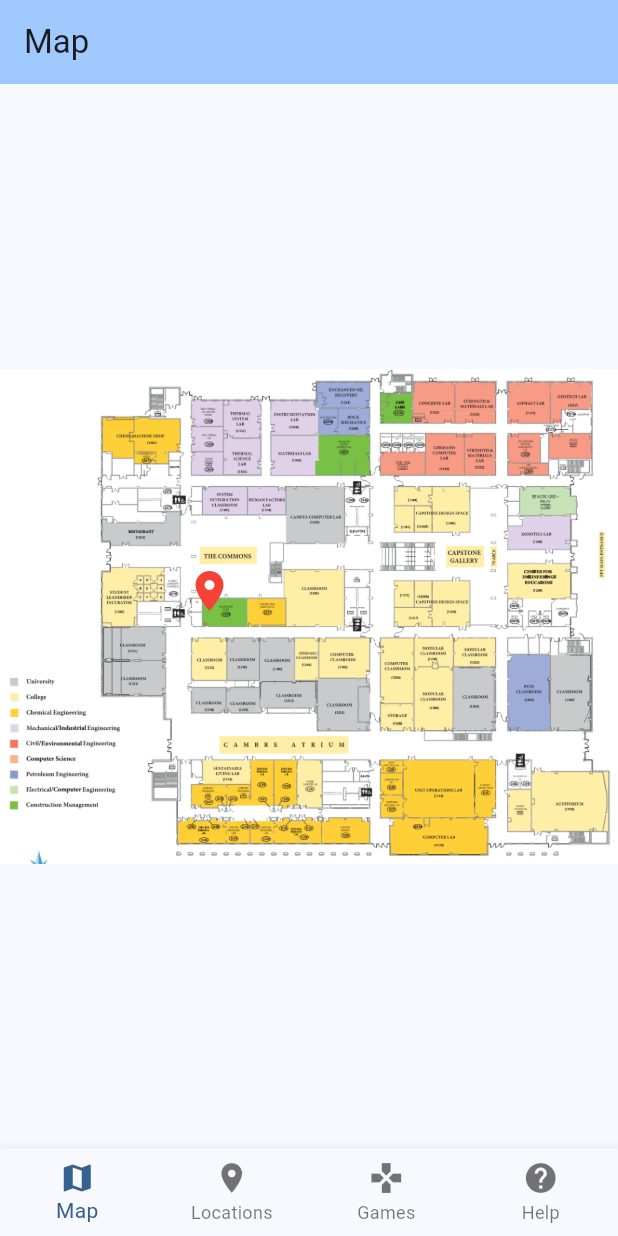
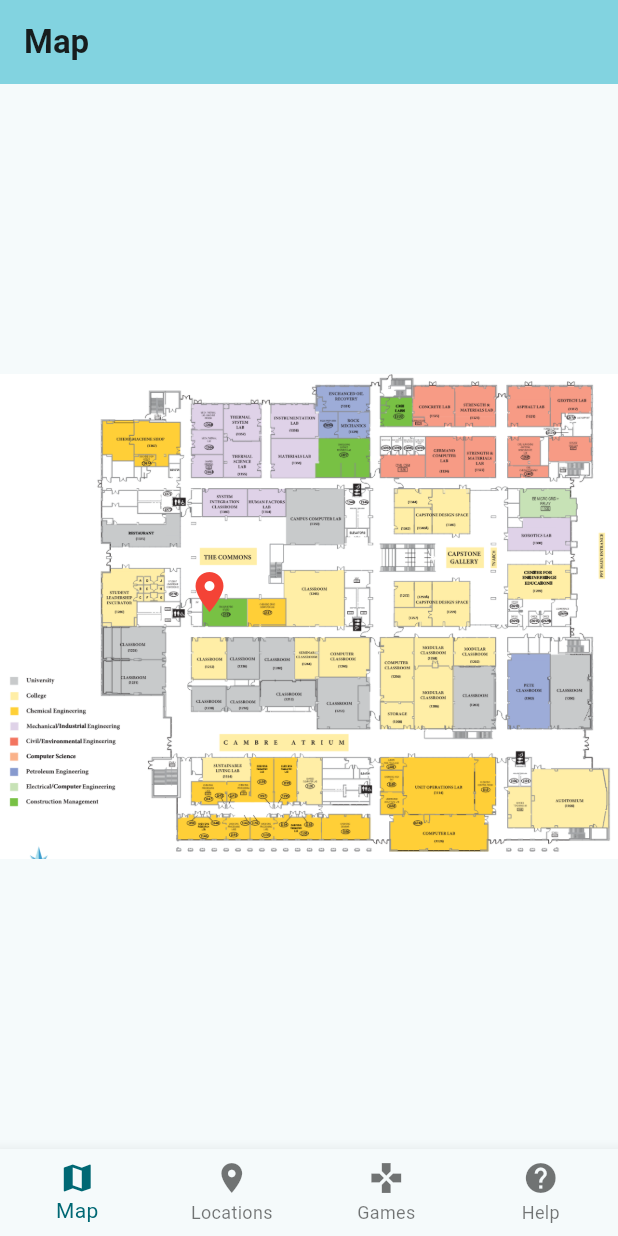
Before and after one commit to mpinel6/CSC4330ScavengerHunt_Rework, a Flutter app: the screen it shows after launch, on a phone screen of 412 x 824 dp. Run offline on Flutter 3.47's test engine with Material 3 defaults, Android fonts, the phone set to English and light mode, and no system bars; Roboto replaces fonts that are missing (ProximaNova).

Commit message:
Added correct font from LSU Brand Guide

```diff
--- a/lib/main.dart
+++ b/lib/main.dart
@@ -10,9 +10,10 @@
   @override
   Widget build(BuildContext context) {
     return MaterialApp(
-      title: 'Scavenger Hunt',
+      title: 'PFT Scavenger Hunt',
       theme: ThemeData(
-        colorScheme: ColorScheme.fromSeed(seedColor: Colors.blue),
+        fontFamily: 'ProximaNova',
+        colorScheme: ColorScheme.fromSeed(seedColor: Colors.white),
         useMaterial3: true,
       ),
       home: const MainScreen(),
@@ -85,14 +86,18 @@
   final TransformationController _transformationController =
       TransformationController();
 
-  // Assume your PNG is 1000x800, use actual width:height ratio
-  final double _imageAspectRatio = 1000 / 800;
+  final double _imageAspectRatio = 1329 / 1045;
 
   @override
   Widget build(BuildContext context) {
     return Scaffold(
       appBar: AppBar(
-        title: const Text('Map'),
+        title: const Text(
+          'Map',
+          style: TextStyle(
+            fontWeight: FontWeight.bold,
+          ),
+        ),
         backgroundColor: Theme.of(context).colorScheme.inversePrimary,
       ),
       body: Center(
```
Also changed, not shown: pubspec.yaml (+6 -11 lines), assets/fonts/ProximaNova/proximanova_black.otf (added), assets/fonts/ProximaNova/proximanova_black.ttf (added), assets/fonts/ProximaNova/proximanova_blackit.otf (added), assets/fonts/ProximaNova/proximanova_bold.otf (added), assets/fonts/ProximaNova/proximanova_boldit.otf (added), assets/fonts/ProximaNova/proximanova_extrabold.otf (added), assets/fonts/ProximaNova/proximanova_light.otf (added), assets/fonts/ProximaNova/proximanova_regular.ttf (added).
